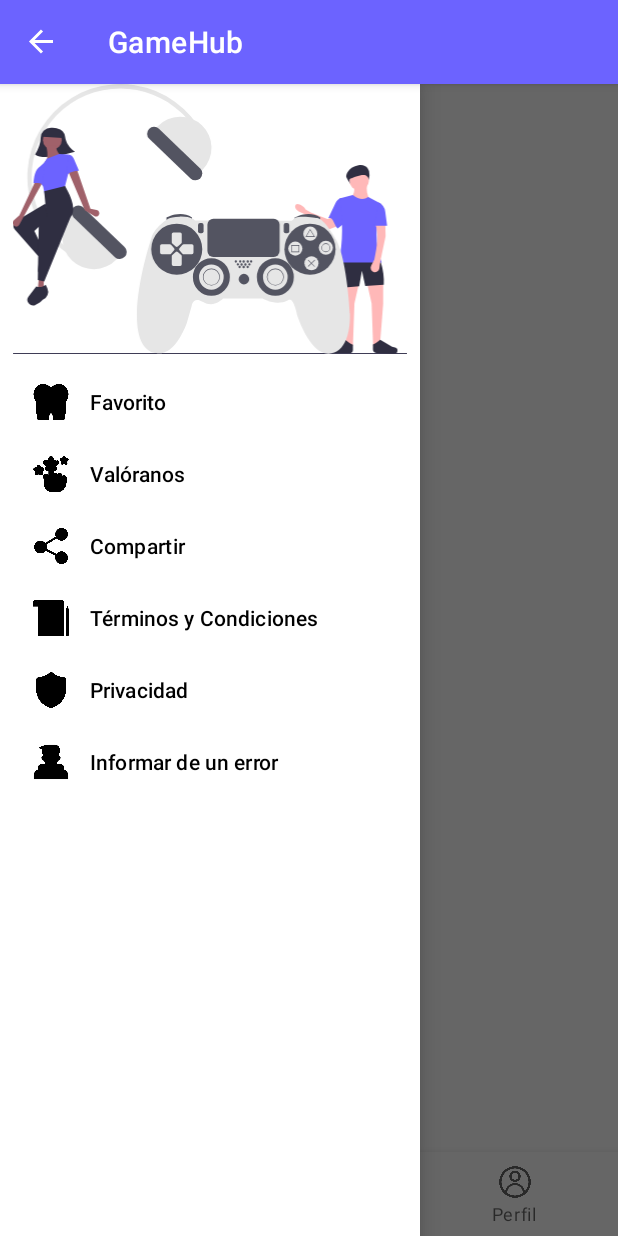
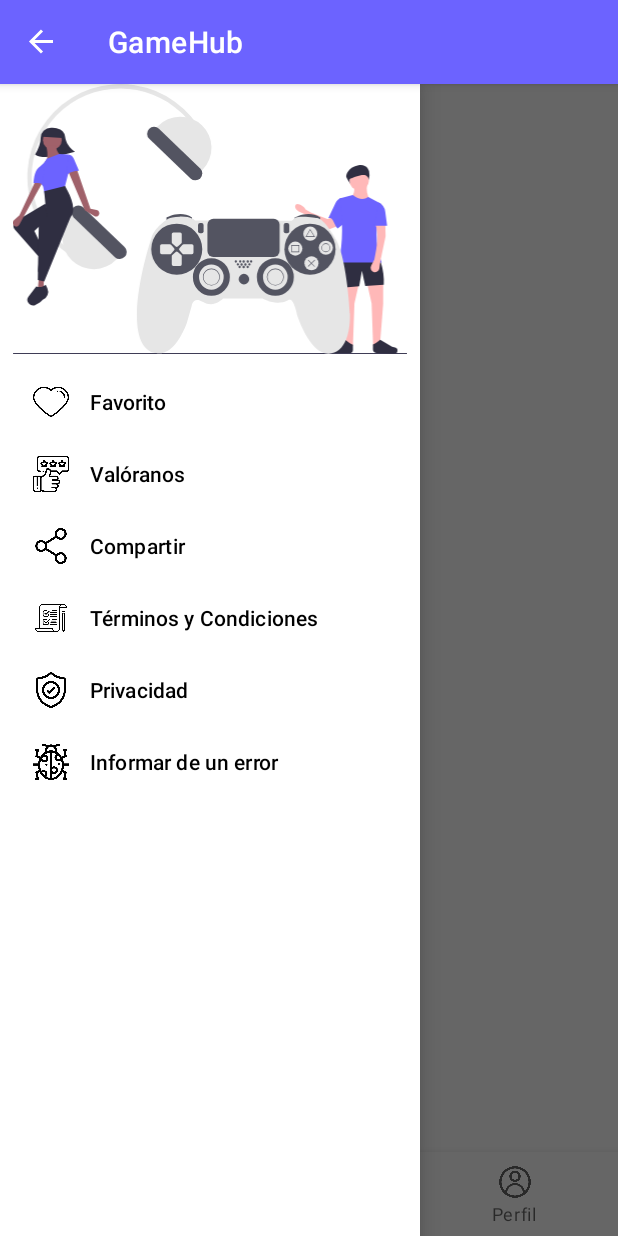
Before and after one commit to Kumiihoo/GameHub, an Android app: the screen it shows after launch once a user with an empty profile is signed in (MainActivity), with the side drawer open, on a phone screen of 412 x 824 dp. Run offline under Robolectric (Android 15) with nearby library versions, the phone set to English and light mode, and no system bars; our stand-ins replace Firebase (no records; nobody signed in at launch, a user with empty details on screens opened directly), navigation-ui; libraries missing offline, so code that uses them is left out: com.yuyakaido.android.

Commit message:
Pareciese que está todo a punto

```diff
--- a/app/src/main/res/menu/nav_drawer.xml
+++ b/app/src/main/res/menu/nav_drawer.xml
@@ -23,7 +23,7 @@
 
     <item android:id="@+id/developer"
         android:title="Informar de un error"
-        android:icon="@drawable/coding"/>
+        android:icon="@drawable/ladybug"/>
 
 
 </menu>
```
Also changed, not shown: app/src/main/res/drawable-v24/favourite.png (added), app/src/main/res/drawable-v24/ladybug.png (added), app/src/main/res/drawable-v24/rating.png (added), app/src/main/res/drawable-v24/share.png (added), app/src/main/res/drawable-v24/shield.png (added), app/src/main/res/drawable-v24/terms.png (added), app/src/main/res/drawable/coding.png (deleted), app/src/main/res/drawable/favourite.png (deleted), app/src/main/res/drawable/rating.png (deleted), app/src/main/res/drawable/share.png (deleted), app/src/main/res/drawable/shield.png (deleted), app/src/main/res/drawable/terms.png (deleted).
